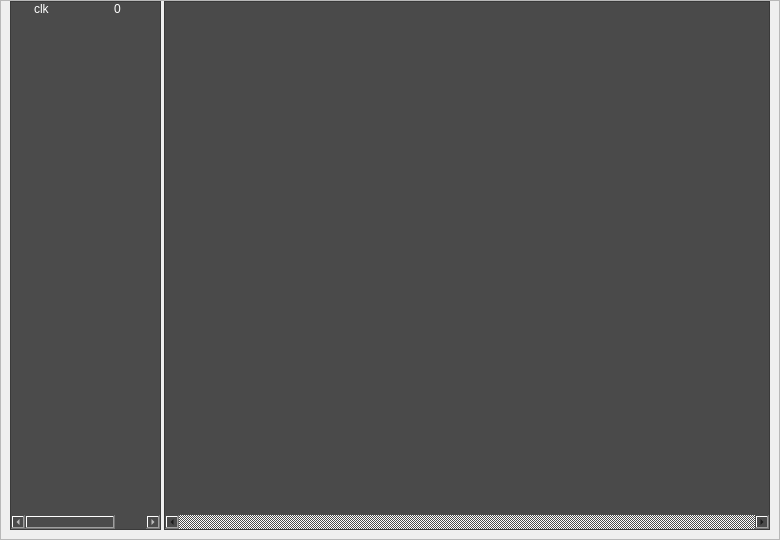
Qt form src/DockWaveform.ui (gdevic/Z80Explorer) before a commit.
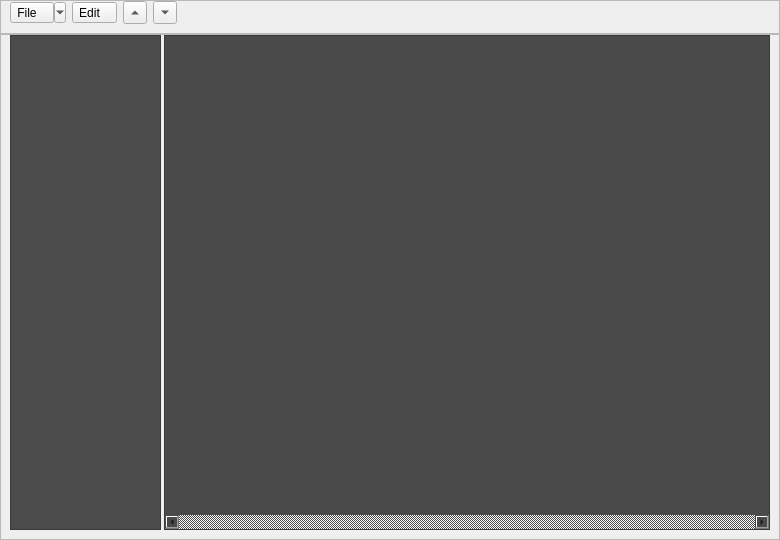
The same form after that commit. Custom widgets are drawn as their Qt base class.

Commit message: Checking in semi-implementation of the waveform code

What changed in the file:
```diff
--- a/src/DockWaveform.ui
+++ b/src/DockWaveform.ui
@@ -36,6 +36,74 @@
     <item>
      <widget class="WidgetToolbar" name="widget" native="true"/>
     </item>
+    <item>
+     <widget class="QFrame" name="frameMenu">
+      <property name="frameShape">
+       <enum>QFrame::StyledPanel</enum>
+      </property>
+      <property name="frameShadow">
+       <enum>QFrame::Raised</enum>
+      </property>
+      <layout class="QHBoxLayout" name="horizontalLayout">
+       <property name="topMargin">
+        <number>0</number>
+       </property>
+       <item>
+        <widget class="QToolButton" name="btFile">
+         <property name="text">
+          <string>File   </string>
+         </property>
+         <property name="popupMode">
+          <enum>QToolButton::MenuButtonPopup</enum>
+         </property>
+         <property name="toolButtonStyle">
+          <enum>Qt::ToolButtonFollowStyle</enum>
+         </property>
+        </widget>
+       </item>
+       <item>
+        <widget class="QToolButton" name="btEdit">
+         <property name="text">
+          <string>Edit   </string>
+         </property>
+        </widget>
+       </item>
+       <item>
+        <widget class="QToolButton" name="btUp">
+         <property name="text">
+          <string>Up</string>
+         </property>
+         <property name="arrowType">
+          <enum>Qt::UpArrow</enum>
+         </property>
+        </widget>
+       </item>
+       <item>
+        <widget class="QToolButton" name="btDown">
+         <property name="text">
+          <string>Down</string>
+         </property>
+         <property name="arrowType">
+          <enum>Qt::DownArrow</enum>
+         </property>
+        </widget>
+       </item>
+       <item>
+        <spacer name="horizontalSpacer">
+         <property name="orientation">
+          <enum>Qt::Horizontal</enum>
+         </property>
+         <property name="sizeHint" stdset="0">
+          <size>
+           <width>40</width>
+           <height>20</height>
+          </size>
+         </property>
+        </spacer>
+       </item>
+      </layout>
+     </widget>
+    </item>
     <item>
      <widget class="QFrame" name="frame">
       <property name="frameShape">
@@ -52,7 +120,7 @@
         <number>0</number>
        </property>
        <item>
-        <widget class="QTreeWidget" name="tree">
+        <widget class="QListWidget" name="list">
          <property name="minimumSize">
           <size>
            <width>151</width>
@@ -69,30 +137,6 @@
           <string notr="true">background-color: rgb(75, 75, 75);
 color: rgb(255, 255, 255);</string>
          </property>
-         <attribute name="headerVisible">
-          <bool>false</bool>
-         </attribute>
-         <attribute name="headerDefaultSectionSize">
-          <number>100</number>
-         </attribute>
-         <column>
-          <property name="text">
-           <string>Name</string>
-          </property>
-         </column>
-         <column>
-          <property name="text">
-           <string>Value</string>
-          </property>
-         </column>
-         <item>
-          <property name="text">
-           <string>clk</string>
-          </property>
-          <property name="text">
-           <string>0</string>
-          </property>
-         </item>
         </widget>
        </item>
        <item>
@@ -112,7 +156,7 @@
             <x>0</x>
             <y>0</y>
             <width>604</width>
-            <height>478</height>
+            <height>445</height>
            </rect>
           </property>
           <layout class="QHBoxLayout" name="layoutScroll">
```
Left out of the diff: 4 changed lines with no effect on the pictures. The commit also changes 6 other files.
